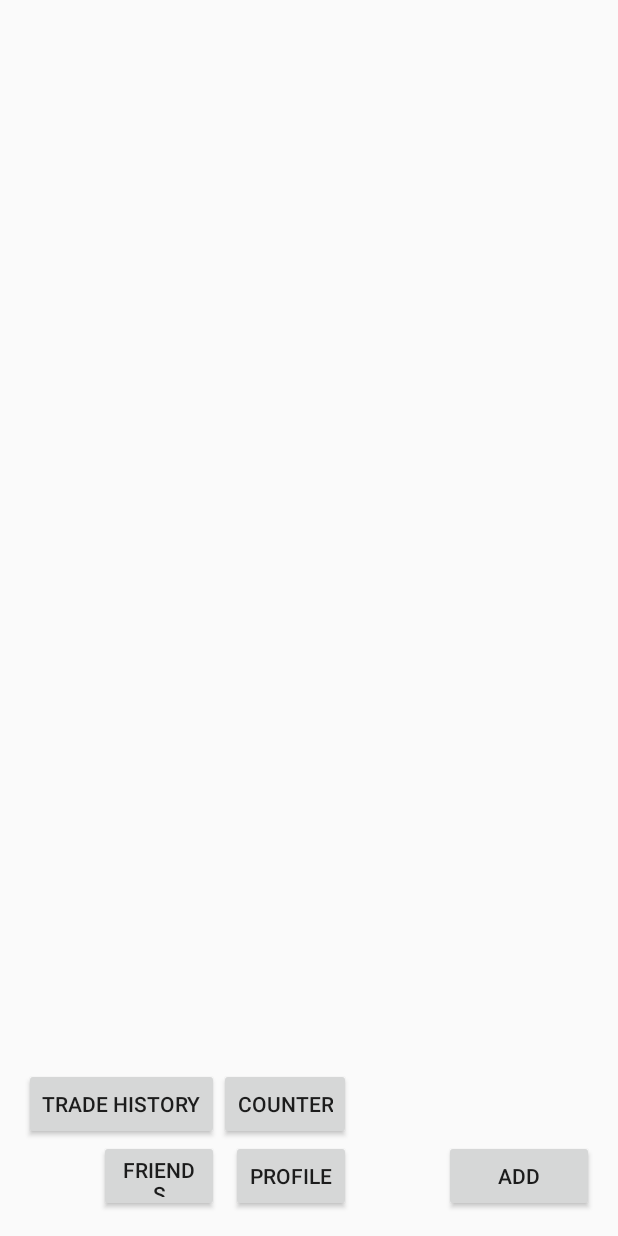
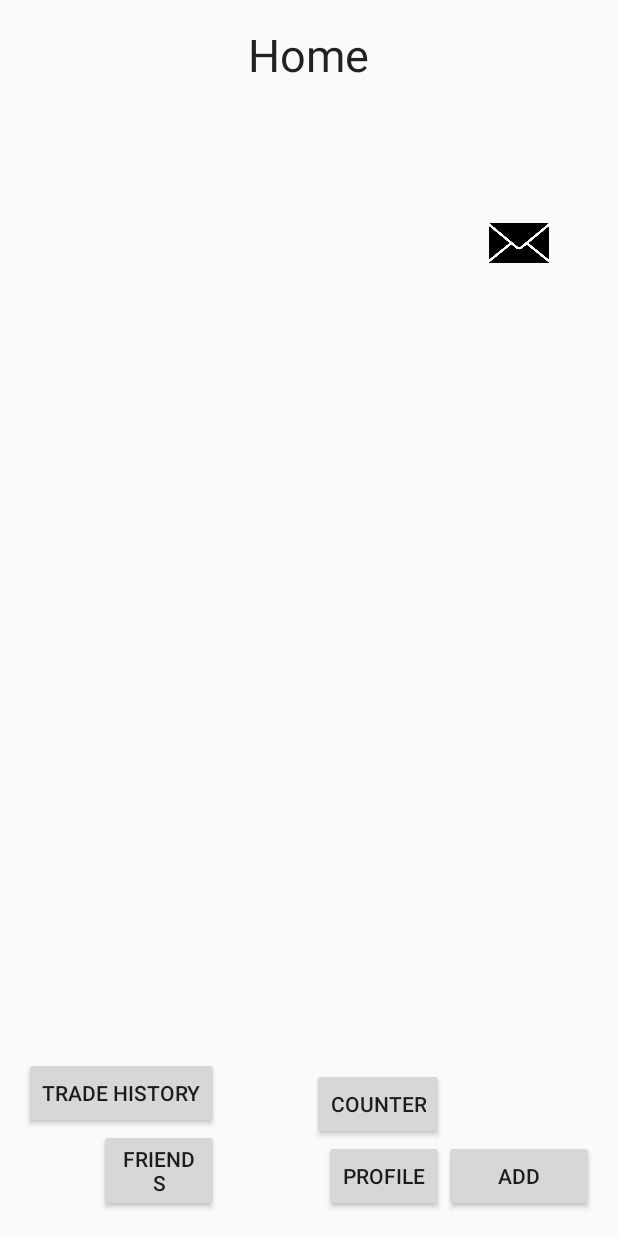
Before and after one commit to CMPUT301F15T06/GraceHoppers, an Android app: the HomeScreen screen opened directly, with no data from a screen before it, on a phone screen of 412 x 824 dp. Run offline under Robolectric (Android 15) with nearby library versions, the phone set to English and light mode, and no system bars; 6 statements that could not run were skipped.

Commit message:
friend request notification button added

```diff
--- a/app/src/main/java/com/gracehoppers/jlovas/bookwrm/HomeScreen.java
+++ b/app/src/main/java/com/gracehoppers/jlovas/bookwrm/HomeScreen.java
@@ -12,6 +12,7 @@ import android.view.View;
 import android.widget.AdapterView;
 import android.widget.ArrayAdapter;
 import android.widget.Button;
+import android.widget.ImageView;
 import android.widget.ListView;
 import android.widget.Toast;
 
@@ -47,6 +48,7 @@ public class HomeScreen extends Activity {
     String username;
     Button profile;
     Button friend;
+    ImageView friendRequests;
 
 
     //For UI testing -----------------------------------------
@@ -71,6 +73,7 @@ public class HomeScreen extends Activity {
         //took out the test books that used to be here
 
         addBookButton= (Button)findViewById(R.id.addBookButton);
+
 
         account = saveload.loadFromFile(getApplicationContext());
 
@@ -162,6 +165,14 @@ public class HomeScreen extends Activity {
             }
         });
 
+        friendRequests= (ImageView)findViewById(R.id.frimageView);
+        friendRequests.setOnClickListener(new View.OnClickListener() {
+            @Override
+            public void onClick(View v) {
+                Toast.makeText(getApplicationContext(), "No current friend requests", Toast.LENGTH_SHORT).show();
+            }
+        });
+
     }
 
 
--- a/app/src/main/res/layout/activity_home_screen.xml
+++ b/app/src/main/res/layout/activity_home_screen.xml
@@ -16,21 +16,41 @@
         android:layout_alignParentEnd="true"
         android:layout_alignTop="@+id/profileButton" />
 
+    <ImageView
+        android:layout_width="wrap_content"
+        android:layout_height="wrap_content"
+        android:id="@+id/frimageView"
+        android:src="@drawable/blackenvelope"
+        android:layout_toEndOf="@+id/profileButton"
+        android:layout_marginBottom="500dp"
+        android:layout_marginLeft="30dp"
+        android:layout_marginRight="30dp" />
+
+    <TextView
+        android:layout_width="wrap_content"
+        android:layout_height="wrap_content"
+        android:textAppearance="?android:attr/textAppearanceLarge"
+        android:text="Home"
+        android:id="@+id/homescreentextview"
+        android:textSize="30dp"
+        android:layout_alignParentTop="true"
+        android:layout_centerHorizontal="true" />
+
     <ListView
         android:layout_width="wrap_content"
         android:layout_height="wrap_content"
         android:id="@+id/inventory1"
-        android:layout_alignParentTop="true"
         android:layout_alignParentStart="true"
         android:smoothScrollbar="true"
-        android:layout_above="@+id/TradeHistoryButton" />
+        android:layout_above="@+id/TradeHistoryButton"
+        android:layout_below="@+id/homescreentextview" />
 
     <Button
         android:layout_width="80dp"
         android:layout_height="wrap_content"
         android:text="Friends"
         android:id="@+id/friendsButton"
-        android:layout_below="@+id/turnCounter"
+        android:layout_alignParentBottom="true"
         android:layout_alignEnd="@+id/TradeHistoryButton" />
 
     <Button
@@ -39,7 +59,7 @@
         android:text="Profile"
         android:id="@+id/profileButton"
         android:layout_alignParentBottom="true"
-        android:layout_alignEnd="@+id/turnCounter" />
+        android:layout_toStartOf="@+id/addBookButton" />
 
     <Button
         style="?android:attr/buttonStyleSmall"
@@ -54,8 +74,8 @@
         android:layout_width="wrap_content"
         android:layout_height="wrap_content"
         android:id="@+id/turnCounter"
-        android:layout_toRightOf="@+id/TradeHistoryButton"
-        android:layout_above="@+id/profileButton"
-        android:text="COUNTER"/>
+        android:text="COUNTER"
+        android:layout_above="@+id/addBookButton"
+        android:layout_toStartOf="@+id/addBookButton" />
 
 </RelativeLayout>
```
Also changed, not shown: app/src/main/res/drawable/blackenvelope.png (added), 2 other files.
